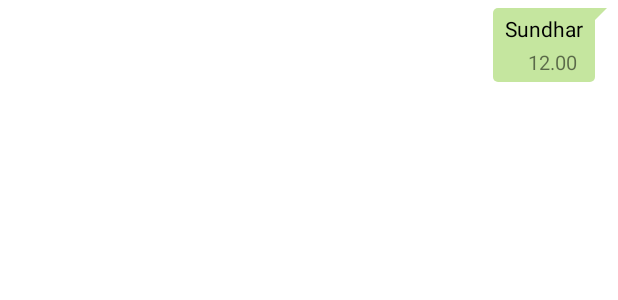
After one commit to Sundhar2001/ChatMe, an Android app: the layout sample_sender.xml on its own in the app's theme, with its tools: preview values and no code run, on a phone screen of 412 x 824 dp. The commit adds this screen. Shown: the top 300 px of the screen. Run offline under Robolectric (Android 15) with nearby library versions, the phone set to English and light mode, and no system bars.

Commit message:
Demo chat application starts login,signup,chat pages are created

```diff
--- a/app/src/main/java/com/example/chatme/Fragment/ChatFragment.java
+++ b/app/src/main/java/com/example/chatme/Fragment/ChatFragment.java
@@ -45,7 +45,7 @@ public class ChatFragment extends Fragment {
         LinearLayoutManager layoutManager=new LinearLayoutManager(getContext());
         binding.chatRecyclerView.setLayoutManager(layoutManager);
 
-        database.getReference().child("Users").addValueEventListener(new ValueEventListener() {
+        database.getReference().child("users").addValueEventListener(new ValueEventListener() {
             @Override
             public void onDataChange(@NonNull DataSnapshot snapshot) {
                 list.clear();
--- /dev/null
+++ b/app/src/main/java/com/example/chatme/Models/Message.java
@@ -0,0 +1,4 @@
+package com.example.chatme.Models;
+
+public class Message {
+}
--- a/app/src/main/java/com/example/chatme/SignInActivity.java
+++ b/app/src/main/java/com/example/chatme/SignInActivity.java
@@ -32,7 +32,7 @@ import com.google.firebase.database.FirebaseDatabase;
 
 public class SignInActivity extends AppCompatActivity {
 
-    ActivitySignInBinding binding;
+     ActivitySignInBinding binding;
     FirebaseAuth mAuth;
     FirebaseDatabase database;
     ProgressDialog progressDialog;
@@ -155,6 +155,7 @@ public class SignInActivity extends AppCompatActivity {
                             users.setUserName(user.getDisplayName());
                             users.setProfilePick(user.getPhotoUrl().toString());
                             database.getReference().child("users").child(user.getUid()).setValue(users);
+
                             Intent intent=new Intent(SignInActivity.this,MainActivity.class);
                             startActivity(intent);
                             Toast.makeText(SignInActivity.this, "Sign in with Google", Toast.LENGTH_SHORT).show();
--- a/app/src/main/java/com/example/chatme/SignUpActivity.java
+++ b/app/src/main/java/com/example/chatme/SignUpActivity.java
@@ -59,7 +59,9 @@ public class SignUpActivity extends AppCompatActivity {
                                     Users users=new Users(binding.txtUserName.getText().toString(),binding.txtEmail.getText().toString(),
                                             binding.txtPassword.getText().toString());
                                     String id=task.getResult().getUser().getUid();
-                                    database.getReference().child("Users").child(id).setValue(users);
+                                    database.getReference().child("users").child(id).setValue(users);
+                                    Intent intent=new Intent(SignUpActivity.this,SignInActivity.class);
+                                    startActivity(intent);
 
                                     Toast.makeText(SignUpActivity.this, "SignUp Successful", Toast.LENGTH_SHORT).show();
                                 }
--- /dev/null
+++ b/app/src/main/res/drawable/bg_sender.xml
@@ -0,0 +1,20 @@
+<?xml version="1.0" encoding="utf-8"?>
+<layer-list xmlns:android="http://schemas.android.com/apk/res/android">
+    <item>
+        <rotate
+            android:fromDegrees="45"
+            android:pivotX="100%"
+            android:pivotY="0%"
+            android:toDegrees="0" >
+            <shape android:shape="rectangle" >
+                <solid android:color="@color/lightGreen" />
+            </shape>
+        </rotate>
+    </item>
+    <item android:right="8dp">
+        <shape android:shape="rectangle" >
+            <solid android:color="@color/lightGreen" />
+            <corners android:radius="3dp" />
+        </shape>
+    </item>
+</layer-list>
--- /dev/null
+++ b/app/src/main/res/drawable/call.xml
@@ -0,0 +1,6 @@
+<vector android:height="28dp" android:tint="#FFFFFF"
+    android:viewportHeight="24" android:viewportWidth="24"
+    android:width="28dp" xmlns:android="http://schemas.android.com/apk/res/android">
+    <path android:fillColor="@android:color/white" android:pathData="M20,15.51c-1.24,0 -2.45,-0.2 -3.57,-0.57c-0.1,-0.04 -0.21,-0.05 -0.31,-0.05c-0.26,0 -0.51,0.1 -0.71,0.29l-2.2,2.2c-2.83,-1.45 -5.15,-3.76 -6.59,-6.59l2.2,-2.2C9.1,8.31 9.18,7.92 9.07,7.57C8.7,6.45 8.5,5.25 8.5,4c0,-0.55 -0.45,-1 -1,-1H4C3.45,3 3,3.45 3,4c0,9.39 7.61,17 17,17c0.55,0 1,-0.45 1,-1v-3.49C21,15.96 20.55,15.51 20,15.51zM5.03,5h1.5C6.6,5.89 6.75,6.76 6.99,7.59l-1.2,1.2C5.38,7.59 5.12,6.32 5.03,5zM19,18.97c-1.32,-0.09 -2.59,-0.35 -3.8,-0.75l1.19,-1.19c0.85,0.24 1.72,0.39 2.6,0.45V18.97z"/>
+    <path android:fillColor="@android:color/white" android:pathData="M22,4.95C21.79,4.78 19.67,3 16.5,3c-3.18,0 -5.29,1.78 -5.5,1.95L16.5,12L22,4.95z"/>
+</vector>
--- /dev/null
+++ b/app/src/main/res/drawable/menu.xml
@@ -0,0 +1,5 @@
+<vector android:height="26dp" android:tint="#FFFFFF"
+    android:viewportHeight="24" android:viewportWidth="24"
+    android:width="26dp" xmlns:android="http://schemas.android.com/apk/res/android">
+    <path android:fillColor="@android:color/white" android:pathData="M12,8c1.1,0 2,-0.9 2,-2s-0.9,-2 -2,-2 -2,0.9 -2,2 0.9,2 2,2zM12,10c-1.1,0 -2,0.9 -2,2s0.9,2 2,2 2,-0.9 2,-2 -0.9,-2 -2,-2zM12,16c-1.1,0 -2,0.9 -2,2s0.9,2 2,2 2,-0.9 2,-2 -0.9,-2 -2,-2z"/>
+</vector>
--- /dev/null
+++ b/app/src/main/res/drawable/video_call.xml
@@ -0,0 +1,5 @@
+<vector android:height="28dp" android:tint="#FFFFFF"
+    android:viewportHeight="24" android:viewportWidth="24"
+    android:width="28dp" xmlns:android="http://schemas.android.com/apk/res/android">
+    <path android:fillColor="@android:color/white" android:pathData="M20,2h-8C6.38,2 2,6.66 2,12.28 2,17.5 6.49,22 11.72,22 17.39,22 22,17.62 22,12L22,4c0,-1.1 -0.9,-2 -2,-2zM17,15l-3,-2v2L7,15L7,9h7v2l3,-2v6z"/>
+</vector>
--- /dev/null
+++ b/app/src/main/res/layout/sample_sender.xml
@@ -0,0 +1,63 @@
+<?xml version="1.0" encoding="utf-8"?>
+<RelativeLayout xmlns:android="http://schemas.android.com/apk/res/android"
+    android:layout_width="wrap_content"
+    android:layout_height="wrap_content"
+    xmlns:app="http://schemas.android.com/apk/res-auto">
+
+    <androidx.constraintlayout.widget.ConstraintLayout
+        android:layout_width="wrap_content"
+        android:layout_height="wrap_content"
+        android:layout_alignParentRight="true"
+        android:background="@drawable/bg_sender"
+        android:maxWidth="340dp"
+        android:maxHeight="400dp"
+        android:minHeight="30dp"
+        android:layout_marginRight="7dp"
+        android:layout_marginEnd="7dp"
+        android:layout_marginTop="5dp"
+        android:layout_marginStart="5dp"
+        android:layout_marginLeft="5dp" >
+
+        <androidx.constraintlayout.widget.Guideline
+            android:id="@+id/guideline2"
+            android:layout_width="wrap_content"
+            android:layout_height="wrap_content"
+            android:orientation="vertical"
+            app:layout_constraintGuide_end="16dp"/>
+
+        <TextView
+            android:id="@+id/sender_Txt"
+            android:layout_width="wrap_content"
+            android:layout_height="wrap_content"
+            android:inputType="textLongMessage|textMultiLine"
+            android:maxWidth="270dp"
+            android:minWidth="50dp"
+            android:text="Sundhar"
+            android:textColor="@color/black"
+            app:layout_constraintBottom_toTopOf="@id/sender_time"
+            app:layout_constraintEnd_toStartOf="@id/guideline2"
+            app:layout_constraintStart_toStartOf="parent"
+            app:layout_constraintTop_toTopOf="parent"
+            app:layout_constraintVertical_bias="0.0"
+            android:layout_marginTop="4dp"
+            android:layout_marginBottom="3dp"
+            android:layout_marginStart="8dp"
+            android:layout_marginLeft="8dp" />
+
+        <TextView
+            android:id="@+id/sender_time"
+            android:layout_width="wrap_content"
+            android:layout_height="wrap_content"
+            android:text="12.00"
+            android:textSize="13sp"
+            app:layout_constraintBottom_toBottomOf="parent"
+            app:layout_constraintEnd_toStartOf="@+id/guideline2"
+            android:layout_marginBottom="4dp"
+            android:layout_marginEnd="4dp"
+            android:layout_marginRight="4dp" />
+
+
+
+    </androidx.constraintlayout.widget.ConstraintLayout>
+
+</RelativeLayout>
--- a/app/src/main/res/values/colors.xml
+++ b/app/src/main/res/values/colors.xml
@@ -22,7 +22,7 @@
     <color name="status_background">#380242</color>
     <color name="chat_background">#FBD59A</color>
     <color name="fb_color">#3886FB</color>
-    <color name="lightGreen">#FFFFFFFF</color>
+    <color name="lightGreen">#C5E69F</color>
     <color name="settingsIconColor">#9C27B0</color>
     <color name="greyBackground">#ACACAC</color>
     <color name="chatBackground">#787373</color>
```
Also changed, not shown: app/src/main/java/com/example/chatme/Adapter/UsersAdapter.java (+13 -0 lines), app/src/main/java/com/example/chatme/ChatDetailsActivity.java (+38 -1 lines), app/src/main/res/drawable/bg_receiver.xml (added, +20 -0 lines), app/src/main/res/layout/activity_chat_details.xml (+62 -8 lines), app/src/main/res/layout/sample_receiver.xml (added, +50 -0 lines).
